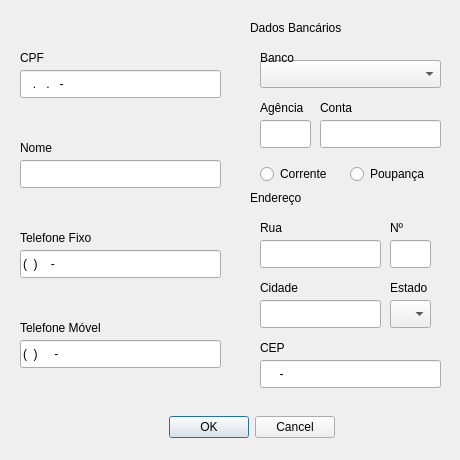
This is GUI/cliente.ui in fvendrameto/Databases-Final-Project as Qt 5 draws it before an edit. The edited form follows.
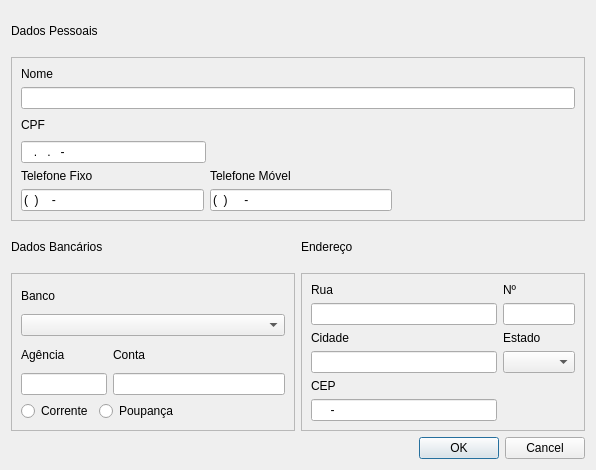
This is the edited form.

Diff of the .ui file:
```diff
--- a/GUI/cliente.ui
+++ b/GUI/cliente.ui
@@ -6,34 +6,73 @@
    <rect>
     <x>0</x>
     <y>0</y>
-    <width>460</width>
-    <height>460</height>
+    <width>596</width>
+    <height>470</height>
    </rect>
   </property>
   <property name="minimumSize">
    <size>
-    <width>460</width>
-    <height>310</height>
+    <width>0</width>
+    <height>0</height>
    </size>
   </property>
   <property name="maximumSize">
    <size>
-    <width>460</width>
-    <height>460</height>
+    <width>16777215</width>
+    <height>16777215</height>
    </size>
   </property>
   <property name="windowTitle">
    <string>Dialog</string>
   </property>
+  <layout class="QGridLayout" name="gridLayout_8">
+   <item row="0" column="0">
+    <widget class="QLabel" name="label">
+     <property name="text">
+      <string>Dados Pessoais</string>
+     </property>
+    </widget>
+   </item>
+   <item row="1" column="0" colspan="2">
+    <widget class="QFrame" name="frame_3">
+     <property name="frameShape">
+      <enum>QFrame::StyledPanel</enum>
+     </property>
+     <property name="frameShadow">
+      <enum>QFrame::Raised</enum>
+     </property>
+     <layout class="QGridLayout" name="gridLayout_7">
+      <item row="2" column="0">
+       <widget class="QWidget" name="widget_2" native="true">
+        <layout class="QGridLayout" name="gridLayout_5">
+         <property name="leftMargin">
+          <number>0</number>
+         </property>
+         <property name="topMargin">
+          <number>0</number>
+         </property>
+         <property name="rightMargin">
+          <number>0</number>
+         </property>
+         <property name="bottomMargin">
+          <number>0</number>
+         </property>
+         <item row="0" column="0">
+          <widget class="QLabel" name="telFixo_label">
+           <property name="text">
+            <string>Telefone Fixo</string>
+           </property>
+          </widget>
+         </item>
+         <item row="0" column="1">
+          <widget class="QLabel" name="telMovel_label">
+           <property name="text">
+            <string>Telefone Móvel</string>
+           </property>
+          </widget>
+         </item>
+         <item row="1" column="0">
   <widget class="QLineEdit" name="telFixo_lineEdit">
-   <property name="geometry">
-    <rect>
-     <x>20</x>
-     <y>250</y>
-     <width>201</width>
-     <height>28</height>
-    </rect>
-   </property>
    <property name="inputMask">
     <string>(99)9999-9999</string>
    </property>
@@ -44,15 +83,9 @@
     <string/>
    </property>
   </widget>
+         </item>
+         <item row="1" column="1">
   <widget class="QLineEdit" name="telMovel_lineEdit">
-   <property name="geometry">
-    <rect>
-     <x>20</x>
-     <y>340</y>
-     <width>201</width>
-     <height>28</height>
-    </rect>
-   </property>
    <property name="inputMask">
     <string>(99)99999-9999</string>
    </property>
@@ -63,344 +96,322 @@
     <string/>
    </property>
   </widget>
+         </item>
+         <item row="1" column="2">
+          <spacer name="horizontalSpacer_5">
+           <property name="orientation">
+            <enum>Qt::Horizontal</enum>
+           </property>
+           <property name="sizeHint" stdset="0">
+            <size>
+             <width>179</width>
+             <height>20</height>
+            </size>
+           </property>
+          </spacer>
+         </item>
+        </layout>
+       </widget>
+      </item>
+      <item row="1" column="0">
+       <widget class="QWidget" name="widget_3" native="true">
+        <layout class="QGridLayout" name="gridLayout_4" columnstretch="1,2">
+         <property name="leftMargin">
+          <number>0</number>
+         </property>
+         <property name="topMargin">
+          <number>0</number>
+         </property>
+         <property name="rightMargin">
+          <number>0</number>
+         </property>
+         <property name="bottomMargin">
+          <number>0</number>
+         </property>
+         <item row="0" column="0">
   <widget class="QLabel" name="cpf_label">
-   <property name="geometry">
-    <rect>
-     <x>20</x>
-     <y>50</y>
-     <width>58</width>
-     <height>16</height>
-    </rect>
-   </property>
    <property name="text">
     <string>CPF</string>
    </property>
   </widget>
-  <widget class="QLabel" name="telFixo_label">
-   <property name="geometry">
-    <rect>
-     <x>20</x>
-     <y>230</y>
-     <width>81</width>
-     <height>16</height>
-    </rect>
-   </property>
-   <property name="text">
-    <string>Telefone Fixo</string>
-   </property>
-  </widget>
+         </item>
+         <item row="0" column="1">
+          <spacer name="horizontalSpacer_3">
+           <property name="orientation">
+            <enum>Qt::Horizontal</enum>
+           </property>
+           <property name="sizeHint" stdset="0">
+            <size>
+             <width>40</width>
+             <height>20</height>
+            </size>
+           </property>
+          </spacer>
+         </item>
+         <item row="1" column="0">
+          <widget class="QLineEdit" name="cpf_lineEdit">
+           <property name="inputMask">
+            <string>999.999.999-99</string>
+           </property>
+           <property name="maxLength">
+            <number>14</number>
+           </property>
+           <property name="placeholderText">
+            <string/>
+           </property>
+          </widget>
+         </item>
+        </layout>
+       </widget>
+      </item>
+      <item row="0" column="0">
+       <widget class="QWidget" name="widget_4" native="true">
+        <layout class="QGridLayout" name="gridLayout_6">
+         <property name="leftMargin">
+          <number>0</number>
+         </property>
+         <property name="topMargin">
+          <number>0</number>
+         </property>
+         <property name="rightMargin">
+          <number>0</number>
+         </property>
+         <property name="bottomMargin">
+          <number>0</number>
+         </property>
+         <item row="0" column="0">
   <widget class="QLabel" name="nome_label">
-   <property name="geometry">
-    <rect>
-     <x>20</x>
-     <y>140</y>
-     <width>58</width>
-     <height>16</height>
-    </rect>
-   </property>
    <property name="text">
     <string>Nome</string>
    </property>
   </widget>
+         </item>
+         <item row="1" column="0">
   <widget class="QLineEdit" name="nome_lineEdit">
-   <property name="geometry">
-    <rect>
-     <x>20</x>
-     <y>160</y>
-     <width>201</width>
-     <height>28</height>
-    </rect>
-   </property>
    <property name="maxLength">
     <number>75</number>
    </property>
   </widget>
-  <widget class="QLabel" name="telMovel_label">
-   <property name="geometry">
-    <rect>
-     <x>20</x>
-     <y>320</y>
-     <width>101</width>
-     <height>16</height>
-    </rect>
-   </property>
-   <property name="text">
-    <string>Telefone Móvel</string>
-   </property>
-  </widget>
-  <widget class="QDialogButtonBox" name="buttonBox">
-   <property name="geometry">
-    <rect>
-     <x>145</x>
-     <y>410</y>
-     <width>190</width>
-     <height>34</height>
-    </rect>
-   </property>
-   <property name="standardButtons">
-    <set>QDialogButtonBox::Cancel|QDialogButtonBox::Ok</set>
-   </property>
-  </widget>
-  <widget class="QLineEdit" name="cpf_lineEdit">
-   <property name="geometry">
-    <rect>
-     <x>20</x>
-     <y>70</y>
-     <width>201</width>
-     <height>28</height>
-    </rect>
-   </property>
-   <property name="inputMask">
-    <string>999.999.999-99</string>
-   </property>
-   <property name="maxLength">
-    <number>14</number>
-   </property>
-   <property name="placeholderText">
-    <string/>
-   </property>
-  </widget>
+         </item>
+        </layout>
+       </widget>
+      </item>
+     </layout>
+    </widget>
+   </item>
+   <item row="2" column="0">
   <widget class="QLabel" name="dadosBancarios_label">
-   <property name="geometry">
-    <rect>
-     <x>250</x>
-     <y>20</y>
-     <width>101</width>
-     <height>16</height>
-    </rect>
-   </property>
    <property name="text">
     <string>Dados Bancários</string>
    </property>
   </widget>
-  <widget class="QLabel" name="conta_label">
-   <property name="geometry">
-    <rect>
-     <x>320</x>
-     <y>100</y>
-     <width>51</width>
-     <height>16</height>
-    </rect>
-   </property>
+   </item>
+   <item row="2" column="1">
+    <widget class="QLabel" name="endereco_label">
+     <property name="text">
+      <string>Endereço</string>
+     </property>
+    </widget>
+   </item>
+   <item row="3" column="0">
+    <widget class="QFrame" name="frame">
+     <property name="frameShape">
+      <enum>QFrame::StyledPanel</enum>
+     </property>
+     <property name="frameShadow">
+      <enum>QFrame::Raised</enum>
+     </property>
+     <layout class="QGridLayout" name="gridLayout_9">
+      <item row="0" column="0" colspan="3">
+       <widget class="QWidget" name="widget_5" native="true">
+        <layout class="QGridLayout" name="gridLayout_2">
+         <property name="leftMargin">
+          <number>0</number>
+         </property>
+         <property name="topMargin">
+          <number>0</number>
+         </property>
+         <property name="rightMargin">
+          <number>0</number>
+         </property>
+         <property name="bottomMargin">
+          <number>0</number>
+         </property>
+         <item row="0" column="0">
+          <widget class="QLabel" name="banco_label">
    <property name="text">
-    <string>Conta</string>
-   </property>
-  </widget>
+            <string>Banco</string>
+           </property>
+          </widget>
+         </item>
+         <item row="1" column="0">
+          <widget class="QComboBox" name="banco_comboBox"/>
+         </item>
+        </layout>
+       </widget>
+      </item>
+      <item row="1" column="0" colspan="3">
+       <widget class="QWidget" name="widget" native="true">
+        <layout class="QGridLayout" name="gridLayout" rowstretch="0,0" columnstretch="1,2">
+         <property name="leftMargin">
+          <number>0</number>
+         </property>
+         <property name="topMargin">
+          <number>0</number>
+         </property>
+         <property name="rightMargin">
+          <number>0</number>
+         </property>
+         <property name="bottomMargin">
+          <number>0</number>
+         </property>
+         <item row="1" column="0">
   <widget class="QLineEdit" name="agencia_lineEdit">
-   <property name="geometry">
-    <rect>
-     <x>260</x>
-     <y>120</y>
-     <width>51</width>
-     <height>28</height>
-    </rect>
-   </property>
    <property name="inputMask">
     <string>9999</string>
    </property>
   </widget>
-  <widget class="QComboBox" name="banco_comboBox">
-   <property name="geometry">
-    <rect>
-     <x>260</x>
-     <y>60</y>
-     <width>181</width>
-     <height>28</height>
-    </rect>
-   </property>
-  </widget>
-  <widget class="QRadioButton" name="poupanca_radioButton">
-   <property name="geometry">
-    <rect>
-     <x>350</x>
-     <y>160</y>
-     <width>81</width>
-     <height>28</height>
-    </rect>
-   </property>
-   <property name="text">
-    <string>Poupança</string>
-   </property>
-  </widget>
-  <widget class="QRadioButton" name="corrente_radioButton">
-   <property name="geometry">
-    <rect>
-     <x>260</x>
-     <y>160</y>
-     <width>81</width>
-     <height>28</height>
-    </rect>
-   </property>
-   <property name="text">
-    <string>Corrente</string>
-   </property>
-  </widget>
-  <widget class="QLabel" name="agencia_label">
-   <property name="geometry">
-    <rect>
-     <x>260</x>
-     <y>100</y>
-     <width>51</width>
-     <height>16</height>
-    </rect>
-   </property>
-   <property name="text">
-    <string>Agência</string>
-   </property>
-  </widget>
+         </item>
+         <item row="1" column="1">
   <widget class="QLineEdit" name="conta_lineEdit">
-   <property name="geometry">
-    <rect>
-     <x>320</x>
-     <y>120</y>
-     <width>121</width>
-     <height>28</height>
-    </rect>
-   </property>
    <property name="inputMask">
     <string>9999999999</string>
    </property>
   </widget>
-  <widget class="QLabel" name="banco_label">
-   <property name="geometry">
-    <rect>
-     <x>260</x>
-     <y>50</y>
-     <width>101</width>
-     <height>16</height>
-    </rect>
-   </property>
+         </item>
+         <item row="0" column="0">
+          <widget class="QLabel" name="agencia_label">
+           <property name="text">
+            <string>Agência</string>
+           </property>
+          </widget>
+         </item>
+         <item row="0" column="1">
+          <widget class="QLabel" name="conta_label">
    <property name="text">
-    <string>Banco</string>
-   </property>
-  </widget>
-  <widget class="QLabel" name="endereco_label">
-   <property name="geometry">
-    <rect>
-     <x>250</x>
-     <y>190</y>
-     <width>101</width>
-     <height>16</height>
-    </rect>
-   </property>
+            <string>Conta</string>
+           </property>
+          </widget>
+         </item>
+        </layout>
+       </widget>
+      </item>
+      <item row="2" column="0">
+       <widget class="QRadioButton" name="corrente_radioButton">
+        <property name="text">
+         <string>Corrente</string>
+        </property>
+       </widget>
+      </item>
+      <item row="2" column="1">
+       <widget class="QRadioButton" name="poupanca_radioButton">
    <property name="text">
-    <string>Endereço</string>
-   </property>
-  </widget>
-  <widget class="QLineEdit" name="rua_lineEdit">
-   <property name="geometry">
-    <rect>
-     <x>260</x>
-     <y>240</y>
-     <width>121</width>
-     <height>28</height>
-    </rect>
-   </property>
-  </widget>
+         <string>Poupança</string>
+        </property>
+       </widget>
+      </item>
+      <item row="2" column="2">
+       <spacer name="horizontalSpacer">
+        <property name="orientation">
+         <enum>Qt::Horizontal</enum>
+        </property>
+        <property name="sizeHint" stdset="0">
+         <size>
+          <width>82</width>
+          <height>20</height>
+         </size>
+        </property>
+       </spacer>
+      </item>
+     </layout>
+    </widget>
+   </item>
+   <item row="3" column="1">
+    <widget class="QFrame" name="frame_2">
+     <property name="frameShape">
+      <enum>QFrame::StyledPanel</enum>
+     </property>
+     <property name="frameShadow">
+      <enum>QFrame::Raised</enum>
+     </property>
+     <layout class="QGridLayout" name="gridLayout_3" columnstretch="3,1">
+      <item row="0" column="0">
   <widget class="QLabel" name="rua_label">
-   <property name="geometry">
-    <rect>
-     <x>260</x>
-     <y>220</y>
-     <width>58</width>
-     <height>16</height>
-    </rect>
-   </property>
    <property name="text">
     <string>Rua</string>
    </property>
   </widget>
+      </item>
+      <item row="0" column="1">
   <widget class="QLabel" name="n_label">
-   <property name="geometry">
-    <rect>
-     <x>390</x>
-     <y>220</y>
-     <width>21</width>
-     <height>16</height>
-    </rect>
-   </property>
    <property name="text">
     <string>Nº</string>
    </property>
   </widget>
+      </item>
+      <item row="1" column="0">
+       <widget class="QLineEdit" name="rua_lineEdit">
+        <property name="maxLength">
+         <number>50</number>
+        </property>
+       </widget>
+      </item>
+      <item row="1" column="1">
   <widget class="QLineEdit" name="n_lineEdit">
-   <property name="geometry">
-    <rect>
-     <x>390</x>
-     <y>240</y>
-     <width>41</width>
-     <height>28</height>
-    </rect>
-   </property>
-  </widget>
+        <property name="inputMask">
+         <string>99999</string>
+        </property>
+        <property name="maxLength">
+         <number>5</number>
+        </property>
+       </widget>
+      </item>
+      <item row="2" column="0">
   <widget class="QLabel" name="cidade_label">
-   <property name="geometry">
-    <rect>
-     <x>260</x>
-     <y>280</y>
-     <width>58</width>
-     <height>16</height>
-    </rect>
-   </property>
    <property name="text">
     <string>Cidade</string>
    </property>
   </widget>
-  <widget class="QLineEdit" name="cidade_lineEdit">
-   <property name="geometry">
-    <rect>
-     <x>260</x>
-     <y>300</y>
-     <width>121</width>
-     <height>28</height>
-    </rect>
-   </property>
-  </widget>
+      </item>
+      <item row="2" column="1">
   <widget class="QLabel" name="estado_label">
-   <property name="geometry">
-    <rect>
-     <x>390</x>
-     <y>280</y>
-     <width>41</width>
-     <height>16</height>
-    </rect>
-   </property>
    <property name="text">
     <string>Estado</string>
    </property>
   </widget>
-  <widget class="QComboBox" name="estado_comboBox">
-   <property name="geometry">
-    <rect>
-     <x>390</x>
-     <y>300</y>
-     <width>41</width>
-     <height>28</height>
-    </rect>
-   </property>
-  </widget>
+      </item>
+      <item row="3" column="0">
+       <widget class="QLineEdit" name="cidade_lineEdit">
+        <property name="maxLength">
+         <number>20</number>
+        </property>
+       </widget>
+      </item>
+      <item row="3" column="1">
+       <widget class="QComboBox" name="estado_comboBox"/>
+      </item>
+      <item row="4" column="0">
   <widget class="QLabel" name="cep_label">
-   <property name="geometry">
-    <rect>
-     <x>260</x>
-     <y>340</y>
-     <width>58</width>
-     <height>16</height>
-    </rect>
-   </property>
    <property name="text">
     <string>CEP</string>
    </property>
   </widget>
+      </item>
+      <item row="4" column="1" rowspan="2">
+       <spacer name="horizontalSpacer_4">
+        <property name="orientation">
+         <enum>Qt::Horizontal</enum>
+        </property>
+        <property name="sizeHint" stdset="0">
+         <size>
+          <width>66</width>
+          <height>20</height>
+         </size>
+        </property>
+       </spacer>
+      </item>
+      <item row="5" column="0">
   <widget class="QLineEdit" name="cep_lineEdit">
-   <property name="geometry">
-    <rect>
-     <x>260</x>
-     <y>360</y>
-     <width>181</width>
-     <height>28</height>
-    </rect>
-   </property>
    <property name="inputMask">
     <string>99999-999</string>
    </property>
@@ -408,6 +419,31 @@
     <number>9</number>
    </property>
   </widget>
+      </item>
+     </layout>
+    </widget>
+   </item>
+   <item row="4" column="0">
+    <spacer name="horizontalSpacer_2">
+     <property name="orientation">
+      <enum>Qt::Horizontal</enum>
+     </property>
+     <property name="sizeHint" stdset="0">
+      <size>
+       <width>283</width>
+       <height>20</height>
+      </size>
+     </property>
+    </spacer>
+   </item>
+   <item row="4" column="1">
+    <widget class="QDialogButtonBox" name="buttonBox">
+     <property name="standardButtons">
+      <set>QDialogButtonBox::Cancel|QDialogButtonBox::Ok</set>
+     </property>
+    </widget>
+   </item>
+  </layout>
  </widget>
  <resources/>
  <connections/>
```
Lines whose indentation alone changed are shown as unchanged.
